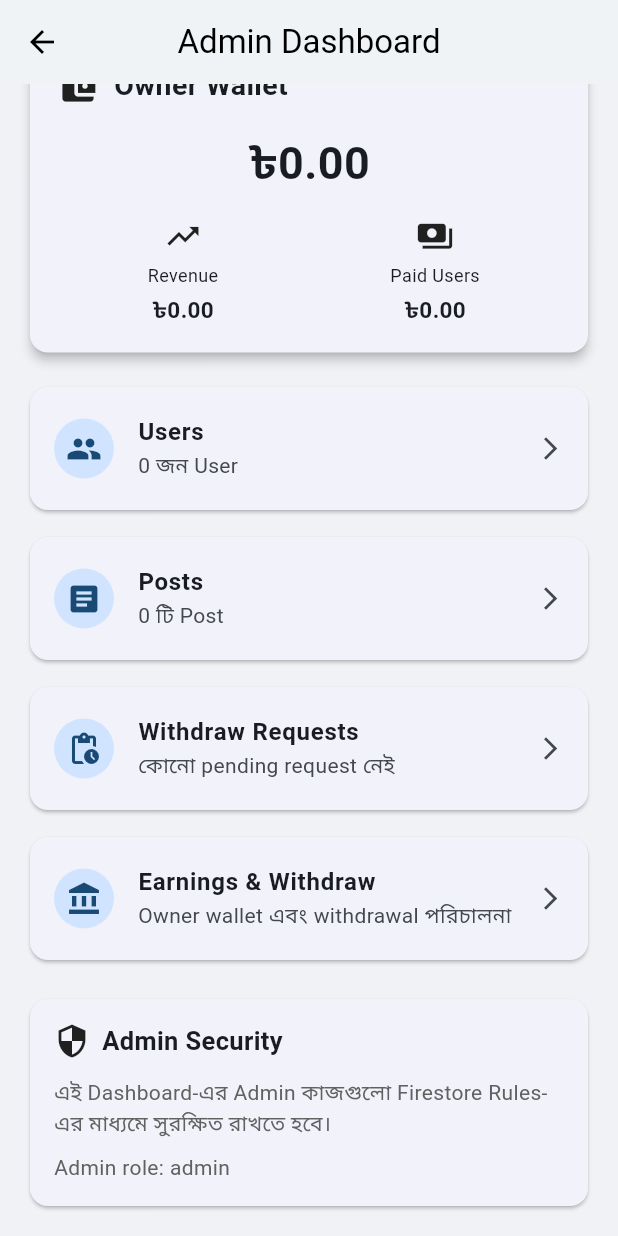
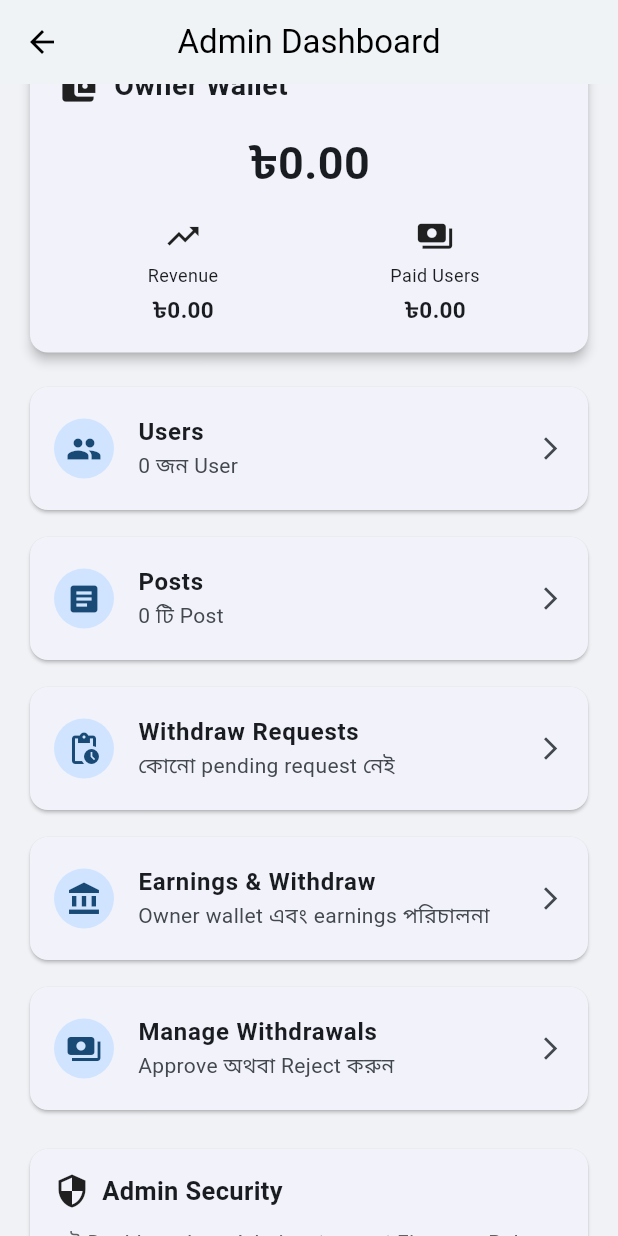
Before and after one commit to bondhu-app/bondhu_social, a Flutter app: the AdminDashboardScreen screen opened directly, scrolled down 177 dp, on a phone screen of 412 x 824 dp. Run offline on Flutter 3.47's test engine with Material 3 defaults, Android fonts, the phone set to English and light mode, and no system bars; our stand-ins replace cloud_firestore, firebase_auth, firebase_core; accounts and stored records are empty.

Commit message:
Enhance Admin Dashboard with error handling and updates
Added error handling for snapshot and updated section titles.

```diff
--- a/lib/screens/admin_dashboard_screen.dart
+++ b/lib/screens/admin_dashboard_screen.dart
@@ -2,6 +2,7 @@ import 'package:cloud_firestore/cloud_firestore.dart';
 import 'package:flutter/material.dart';
 
 import 'admin_earnings_screen.dart';
+import 'admin_withdraw_screen.dart';
 
 class AdminDashboardScreen extends StatelessWidget {
   const AdminDashboardScreen({super.key});
@@ -193,6 +194,23 @@ class AdminDashboardScreen extends StatelessWidget {
                   );
                 }
 
+                if (snapshot.hasError) {
+                  return Card(
+                    child: Padding(
+                      padding:
+                          const EdgeInsets.all(16),
+                      child: Text(
+                        snapshot.error
+                                .toString()
+                                .replaceFirst(
+                                  'Exception: ',
+                                  '',
+                                ),
+                      ),
+                    ),
+                  );
+                }
+
                 final data =
                     snapshot.data?.data() ?? {};
 
@@ -363,7 +381,7 @@ class AdminDashboardScreen extends StatelessWidget {
             const SizedBox(height: 10),
 
             // ==================================================
-            // WITHDRAWALS
+            // WITHDRAW REQUESTS
             // ==================================================
 
             StreamBuilder<
@@ -422,7 +440,7 @@ class AdminDashboardScreen extends StatelessWidget {
                       context,
                       MaterialPageRoute(
                         builder: (_) =>
-                            const AdminEarningsScreen(),
+                            const AdminWithdrawScreen(),
                       ),
                     );
                   },
@@ -433,7 +451,7 @@ class AdminDashboardScreen extends StatelessWidget {
             const SizedBox(height: 10),
 
             // ==================================================
-            // EARNINGS
+            // EARNINGS & WITHDRAW
             // ==================================================
 
             _dashboardTile(
@@ -442,7 +460,7 @@ class AdminDashboardScreen extends StatelessWidget {
               title:
                   'Earnings & Withdraw',
               subtitle:
-                  'Owner wallet এবং withdrawal পরিচালনা',
+                  'Owner wallet এবং earnings পরিচালনা',
               onTap: () {
                 Navigator.push(
                   context,
@@ -454,10 +472,34 @@ class AdminDashboardScreen extends StatelessWidget {
               },
             ),
 
+            const SizedBox(height: 10),
+
+            // ==================================================
+            // ALL WITHDRAW REQUESTS
+            // ==================================================
+
+            _dashboardTile(
+              icon:
+                  Icons.payments,
+              title:
+                  'Manage Withdrawals',
+              subtitle:
+                  'Approve অথবা Reject করুন',
+              onTap: () {
+                Navigator.push(
+                  context,
+                  MaterialPageRoute(
+                    builder: (_) =>
+                        const AdminWithdrawScreen(),
+                  ),
+                );
+              },
+            ),
+
             const SizedBox(height: 18),
 
             // ==================================================
-            // ADMIN INFORMATION
+            // ADMIN SECURITY
             // ==================================================
 
             Card(
@@ -488,7 +530,7 @@ class AdminDashboardScreen extends StatelessWidget {
                     const SizedBox(height: 12),
 
                     Text(
-                      'এই Dashboard-এর Admin কাজগুলো Firestore Rules-এর মাধ্যমে সুরক্ষিত রাখতে হবে।',
+                      'এই Dashboard-এর Admin কাজগুলো Firestore Rules-এর মাধ্যমে সুরক্ষিত রাখা হয়েছে।',
                       style: TextStyle(
                         color:
                             Colors.grey.shade700,
```
